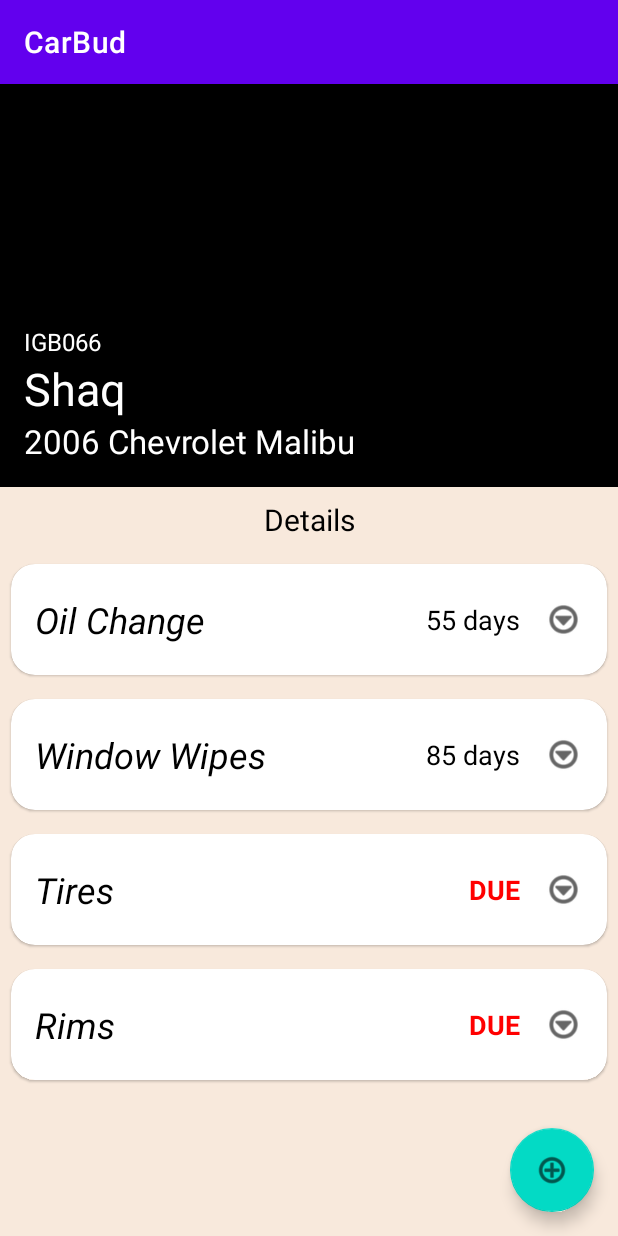
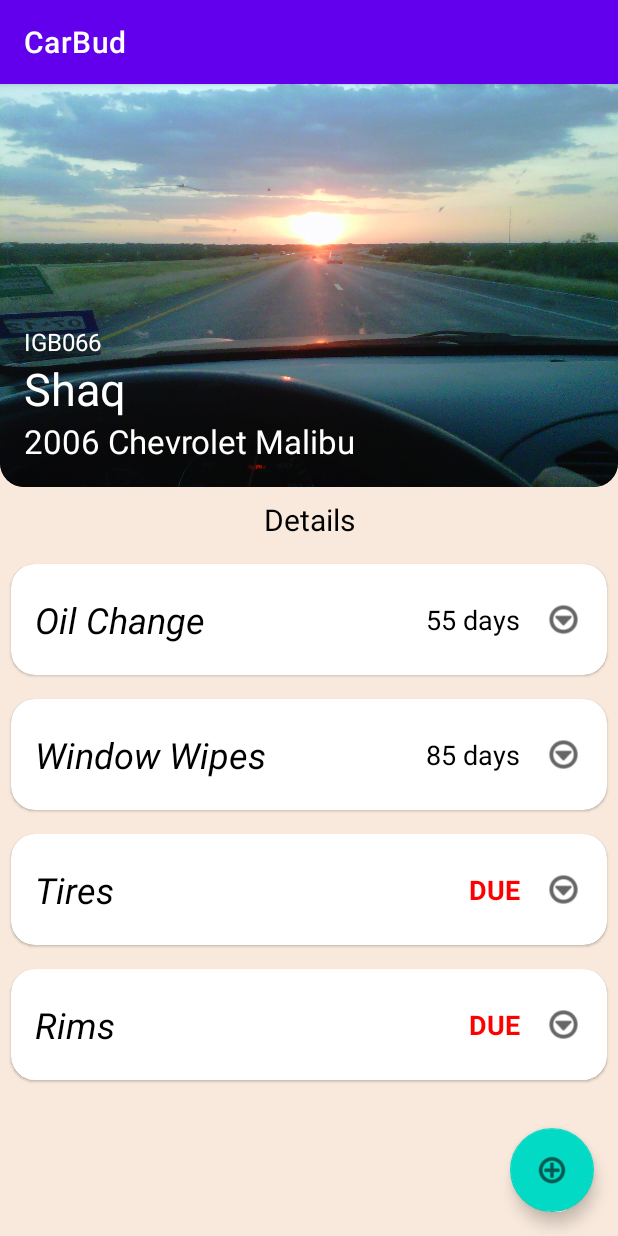
Before and after one commit to ivangarzab/carrus, an Android app: the screen it shows after launch (MainActivity), on a phone screen of 412 x 824 dp. Run offline under Robolectric (Android 15) with nearby library versions, the phone set to English and light mode, and no system bars; our stand-ins replace data binding.

Commit message:
Hardcode an image into the Overview fragment and clip the bottom corners round

```diff
--- a/app/src/main/java/com/ivangarzab/carbud/overview/OverviewFragment.kt
+++ b/app/src/main/java/com/ivangarzab/carbud/overview/OverviewFragment.kt
@@ -50,6 +50,7 @@ class OverviewFragment : Fragment(R.layout.fragment_overview) {
         }
 
         binding.apply {
+            overviewTopImage.clipToOutline = true
             overviewComponentList.apply {
                 layoutManager = LinearLayoutManager(requireContext()).apply {
                     orientation = RecyclerView.VERTICAL
--- /dev/null
+++ b/app/src/main/res/drawable/bg_round_corners_bottom.xml
@@ -0,0 +1,8 @@
+<?xml version="1.0" encoding="utf-8"?>
+<shape xmlns:android="http://schemas.android.com/apk/res/android"
+    android:shape="rectangle">
+    <corners
+        android:bottomLeftRadius="16dp"
+        android:bottomRightRadius="16dp" />
+    <solid android:color="@color/white" />
+</shape>
--- a/app/src/main/res/layout/fragment_overview.xml
+++ b/app/src/main/res/layout/fragment_overview.xml
@@ -30,7 +30,10 @@
             android:layout_width="0dp"
             android:layout_height="0dp"
             android:contentDescription="@string/label_artwork"
-            android:background="@color/black"
+            android:background="@drawable/bg_round_corners_bottom"
+            android:backgroundTint="@color/black"
+            android:src="@drawable/bg_shaq"
+            android:scaleType="fitXY"
             app:layout_constraintTop_toTopOf="parent"
             app:layout_constraintStart_toStartOf="parent"
             app:layout_constraintEnd_toEndOf="parent"
```
Also changed, not shown: app/src/main/res/drawable/bg_shaq.jpg (added).
